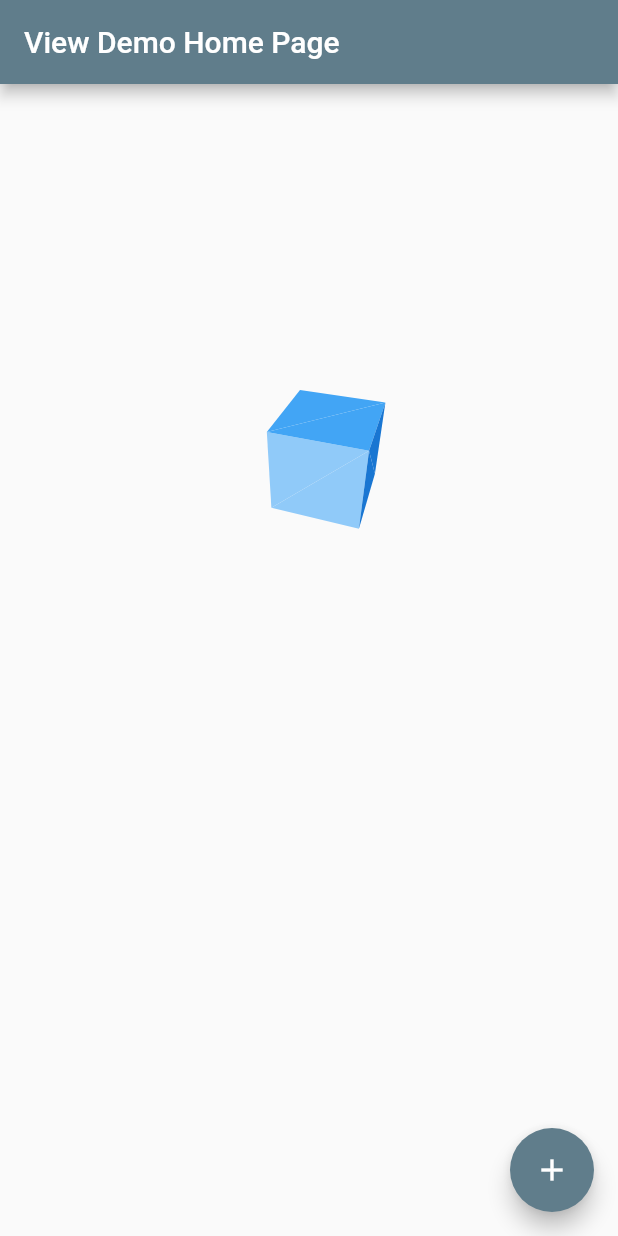
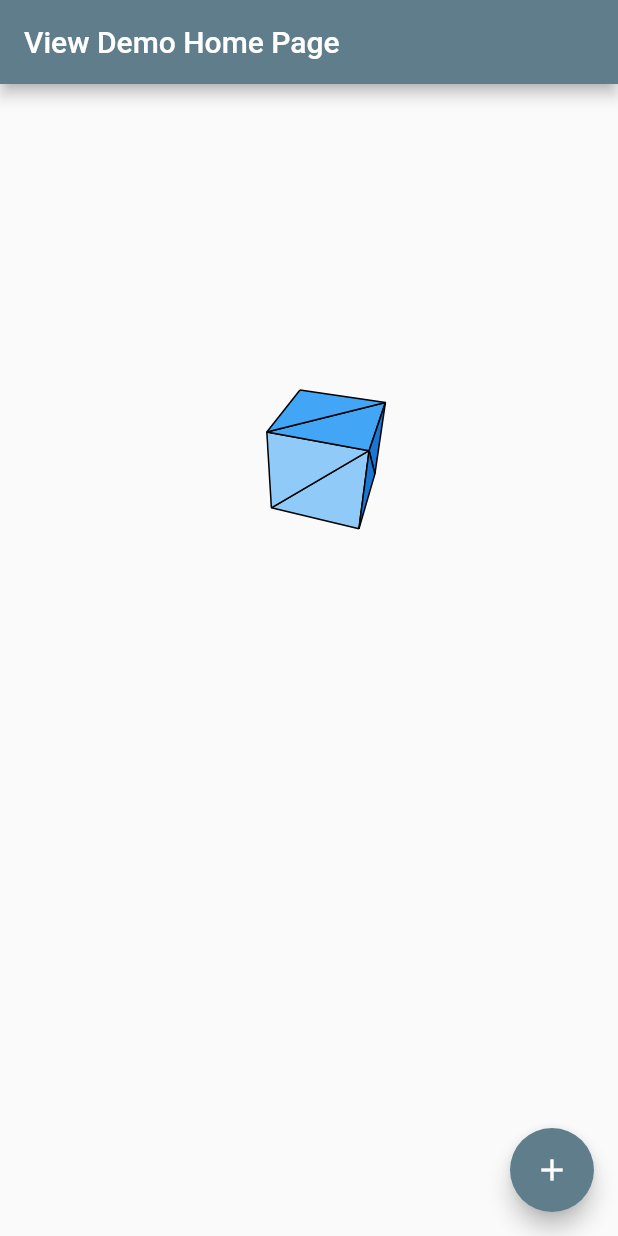
Before and after one commit to TheMarteh/window_test, a Flutter app: the screen it shows after launch, on a phone screen of 412 x 824 dp. Run offline on Flutter 3.47's test engine with Material 2 defaults, Android fonts, the phone set to English and light mode, and no system bars.

```diff
--- a/lib/logic/Renderer.dart
+++ b/lib/logic/Renderer.dart
@@ -276,7 +276,7 @@ class TrisPainter extends CustomPainter {
   //         <-- CustomPainter class
   final List<ProjectedTriangle> trisToDraw;
   bool wireframing;
-  TrisPainter(this.trisToDraw, {this.wireframing = false})
+  TrisPainter(this.trisToDraw, {this.wireframing = true})
       : super(repaint: DrawingController());
   @override
   void paint(Canvas canvas, Size size) {
```
